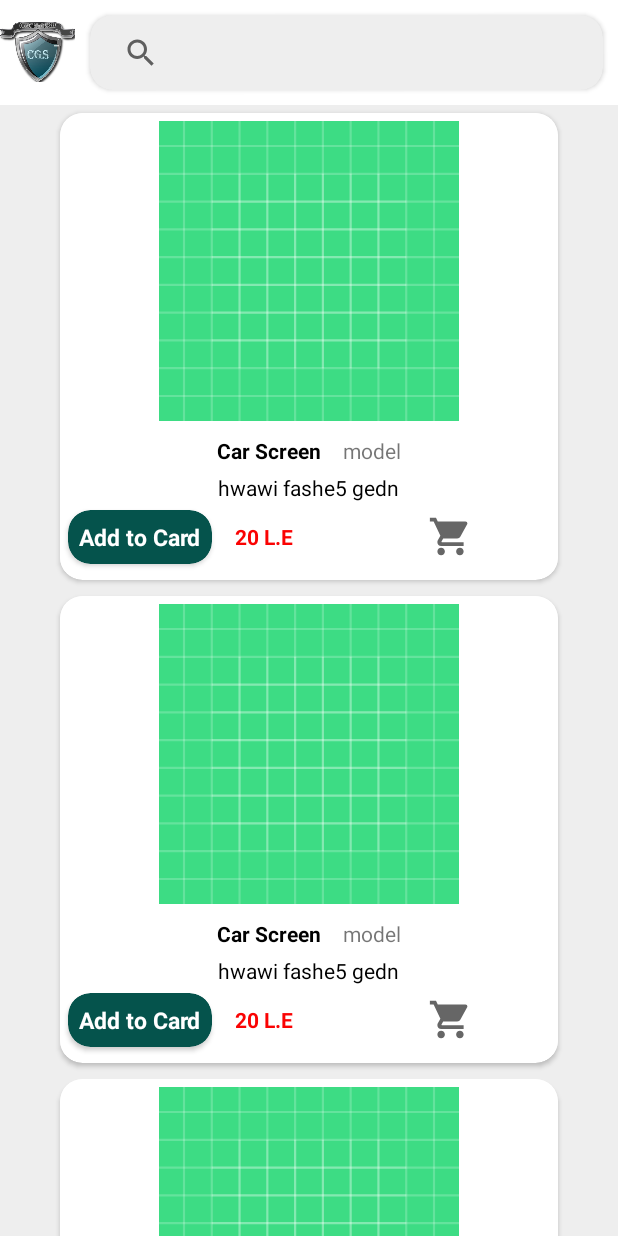
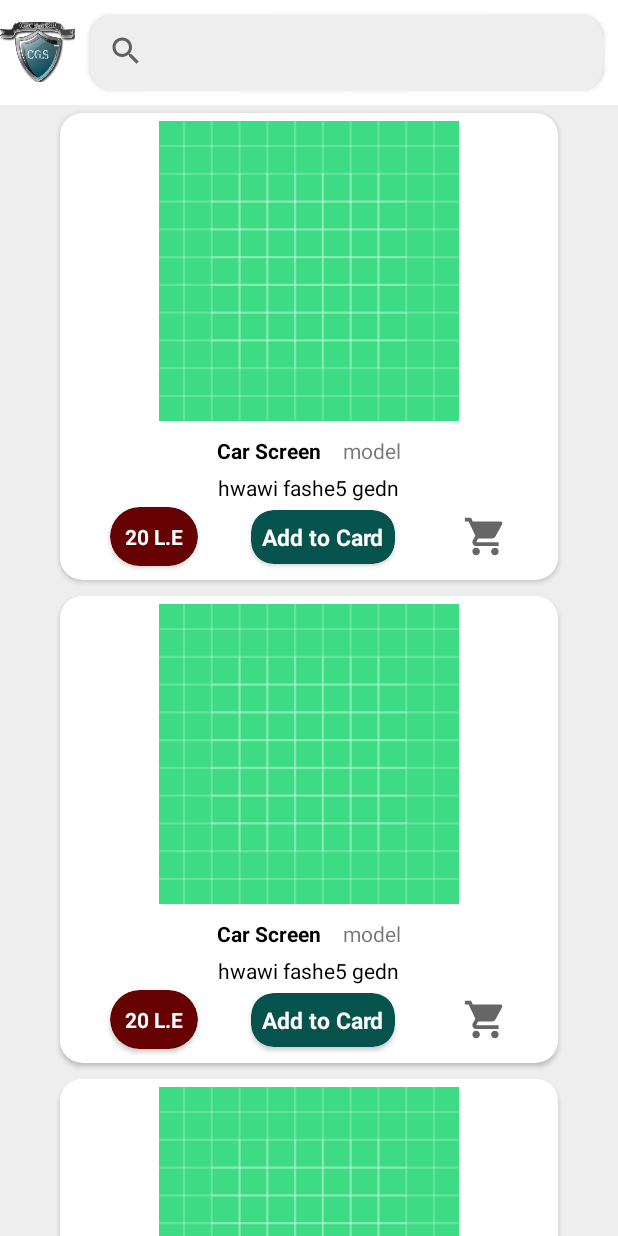
Before and after one commit to MichealMoris/Connect-Guard, an Android app: the layout fragment_home.xml on its own in the app's theme, with its tools: preview values and no code run, on a phone screen of 412 x 824 dp. Run offline under Robolectric (Android 15) with nearby library versions, the phone set to English and light mode, and no system bars.

Commit message:
gehad 16 release

```diff
--- a/app/build.gradle
+++ b/app/build.gradle
@@ -43,10 +43,10 @@ dependencies {
     implementation "androidx.cardview:cardview:1.0.0"
 
     // firebase
-    implementation 'com.google.firebase:firebase-analytics:17.4.3'
+    implementation 'com.google.firebase:firebase-analytics:17.4.4'
     implementation 'com.google.firebase:firebase-database:19.3.1'
     implementation 'com.google.firebase:firebase-storage:19.1.1'
-    implementation 'com.google.firebase:firebase-auth:19.3.1'
+    implementation 'com.google.firebase:firebase-auth:19.3.2'
     implementation 'androidx.cardview:cardview:1.0.0'
     implementation 'com.squareup.picasso:picasso:2.71828'
 
@@ -63,5 +63,7 @@ dependencies {
     implementation "androidx.room:room-runtime:$room_version"
     annotationProcessor "androidx.room:room-compiler:$room_version"
 
-    implementation 'com.cepheuen.elegant-number-button:lib:1.0.2';
+
+    implementation 'com.cepheuen.elegant-number-button:lib:1.0.2'
+
 }
--- a/app/src/main/res/layout/fragment_home.xml
+++ b/app/src/main/res/layout/fragment_home.xml
@@ -42,7 +42,6 @@
                     android:id="@+id/search_view"
                     android:layout_width="match_parent"
                     android:layout_height="wrap_content"
-                    android:layout_margin="10dp"
                     android:layout_weight="1" />
 
             </androidx.cardview.widget.CardView>
--- a/app/src/main/res/layout/fragment_sign_up.xml
+++ b/app/src/main/res/layout/fragment_sign_up.xml
@@ -4,6 +4,7 @@
     xmlns:tools="http://schemas.android.com/tools"
     android:layout_width="match_parent"
     android:layout_height="match_parent"
+    android:layout_margin="15dp"
     android:background="#fff"
     tools:context=".SignUpFragment">
 
--- a/app/src/main/res/layout/item_post.xml
+++ b/app/src/main/res/layout/item_post.xml
@@ -74,9 +74,34 @@
 
 
     <LinearLayout
-        android:layout_width="match_parent"
+        android:layout_width="wrap_content"
         android:layout_height="wrap_content"
         android:orientation="horizontal">
+
+
+        <androidx.cardview.widget.CardView
+            android:layout_width="wrap_content"
+            android:layout_height="wrap_content"
+            android:elevation="10sp"
+            android:layout_gravity="center"
+            app:cardBackgroundColor="#670202"
+            android:layout_marginRight="30dp"
+            android:layout_marginLeft="10dp"
+            app:cardCornerRadius="50dp">
+
+        <TextView
+            android:id="@+id/post_price"
+            android:layout_width="wrap_content"
+            android:layout_height="wrap_content"
+            android:text="20 L.E"
+            android:maxLines="3"
+            android:layout_margin="10dp"
+            android:layout_gravity="center_vertical"
+            android:textColor="#ffff"
+            android:textStyle="bold"
+            android:ellipsize="end"
+            />
+        </androidx.cardview.widget.CardView>
 
         <androidx.cardview.widget.CardView
             android:id="@+id/add_to_cart"
@@ -84,7 +109,6 @@
             android:layout_height="wrap_content"
             android:layout_margin="5dp"
             android:elevation="10sp"
-
             app:cardBackgroundColor="#05534C"
             app:cardCornerRadius="15dp">
 
@@ -100,27 +124,13 @@
                 android:visibility="visible" />
         </androidx.cardview.widget.CardView>
 
-        <TextView
-            android:id="@+id/post_price"
-            android:layout_width="wrap_content"
-            android:layout_height="wrap_content"
-            android:text="20 L.E"
-            android:maxLines="3"
-            android:layout_marginRight="10dp"
-            android:layout_marginLeft="10dp"
-            android:layout_gravity="center_vertical"
-            android:textColor="#FA0303"
-            android:textStyle="bold"
-            android:ellipsize="end"
-
-            />
 
 
         <ImageView
             android:layout_width="50dp"
             android:layout_height="30dp"
             android:src="@drawable/ic_baseline_shopping_cart_24"
-            android:layout_marginLeft="70dp"
+            android:layout_marginLeft="30dp"
             android:layout_gravity="center"/>
 
     </LinearLayout>
```
